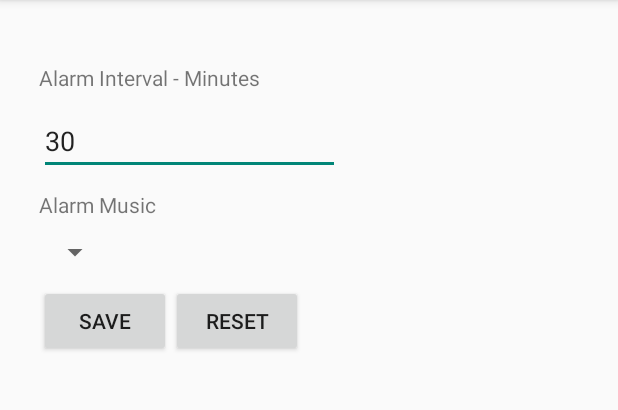
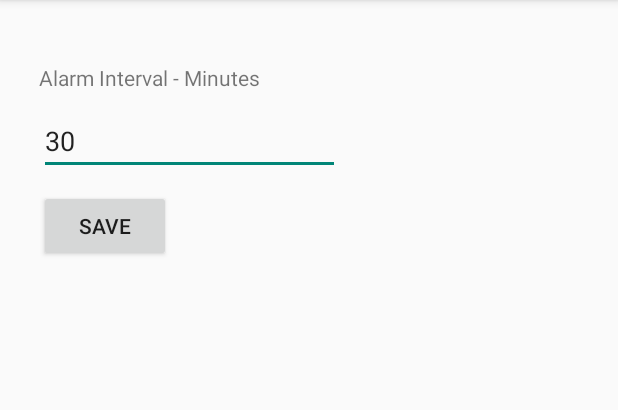
Before and after one commit to marceloMiotto/LowerBackPain, an Android app: the SettingsActivity screen opened directly, with no data from a screen before it, on a phone screen of 412 x 824 dp, the part 84-494 px from its top. Run offline under Robolectric (Android 15) with nearby library versions, the phone set to English and light mode, and no system bars.

Commit message:
Version 1.1

```diff
--- a/app/src/main/AndroidManifest.xml
+++ b/app/src/main/AndroidManifest.xml
@@ -3,6 +3,7 @@
     package="com.lowerback.lowerback" >
 
     <uses-permission android:name="android.permission.WAKE_LOCK" />
+    <uses-permission android:name="android.permission.READ_EXTERNAL_STORAGE"/>
 
     <application
         android:allowBackup="true"
--- a/app/src/main/java/com/lowerback/lowerback/SettingsActivity.java
+++ b/app/src/main/java/com/lowerback/lowerback/SettingsActivity.java
@@ -4,21 +4,18 @@ import android.content.SharedPreferences;
 import android.os.Bundle;
 import android.support.v7.app.AppCompatActivity;
 import android.support.v7.widget.Toolbar;
-import android.util.Log;
 import android.view.View;
+import android.widget.AdapterView;
 import android.widget.Button;
 import android.widget.EditText;
-import android.widget.Spinner;
 import android.widget.Toast;
 
-public class SettingsActivity extends AppCompatActivity implements View.OnClickListener {
+public class SettingsActivity extends AppCompatActivity implements View.OnClickListener, AdapterView.OnItemSelectedListener {
 
     EditText mAlarmIntervalEditText;
     private  Toolbar toolbar;
     String   mDefaultMusic;
     Button   mSaveButton;
-    Button   mResetButton;
-    Spinner  mMusicSpinner;
 
 
     @Override
@@ -41,18 +38,14 @@ public class SettingsActivity extends AppCompatActivity implements View.OnClickL
 
         mAlarmIntervalEditText = (EditText) findViewById(R.id.alarm_interval_EditText);
         mSaveButton   = (Button)   findViewById(R.id.save_id);
-        mResetButton  = (Button)   findViewById(R.id.reset_id);
-        mMusicSpinner = (Spinner)  findViewById(R.id.music_spinner);
 
         mSaveButton.setOnClickListener(this);
-        mResetButton.setOnClickListener(this);
         final SharedPreferences sharedPref = this.getSharedPreferences(
                 this.getString(R.string.alarm_interval_key_pref), this.MODE_PRIVATE);
         String alarmIntervalPref  = sharedPref.getString(this.getString(R.string.alarm_interval_alarm_interval_pref)
                 , this.getString(R.string.alarm_interval_default));
 
         mAlarmIntervalEditText.setText(alarmIntervalPref);
-
 
     }
 
@@ -65,21 +58,27 @@ public class SettingsActivity extends AppCompatActivity implements View.OnClickL
 
         switch (v.getId()){
             case R.id.save_id:
-                editor.putString(getString(R.string.alarm_music_pref),String.valueOf(mMusicSpinner.getSelectedItem()));
                 editor.putString(getString(R.string.alarm_interval_alarm_interval_pref),  mAlarmIntervalEditText.getText().toString());
                 editor.commit();
                 Toast.makeText(SettingsActivity.this,getResources().getText(R.string.alarm_interval_saved), Toast.LENGTH_SHORT).show();
                 break;
 
-            case R.id.reset_id:
-                mDefaultMusic = "android.resource://"+ this.getPackageName() + "/" + R.raw.kalimba;
-                Log.i("Debug","path: "+mDefaultMusic);
-                mAlarmIntervalEditText.setText(getString(R.string.alarm_interval_default));
-                mMusicSpinner.setSelection(1);
-                Toast.makeText(SettingsActivity.this,getResources().getText(R.string.default_alarm_values), Toast.LENGTH_SHORT).show();
-                break;
-
         }
 
     }
+
+    @Override
+    public void onItemSelected(AdapterView<?> parent, View view, int position, long id) {
+        // On selecting a spinner item
+        String item = parent.getItemAtPosition(position).toString();
+
+        // Showing selected spinner item
+        Toast.makeText(parent.getContext(), "Selected: " + item, Toast.LENGTH_LONG).show();
+
+    }
+
+    @Override
+    public void onNothingSelected(AdapterView<?> parent) {
+
+    }
 }
--- a/app/src/main/res/layout/activity_settings.xml
+++ b/app/src/main/res/layout/activity_settings.xml
@@ -32,20 +32,6 @@
             android:layout_marginLeft="@dimen/settings_fields_margin"/>
 
 
-        <TextView
-            android:layout_width="wrap_content"
-            android:layout_height="wrap_content"
-            android:text="@string/alarm_music"
-            android:layout_margin="@dimen/settings_fields_margin"/>
-
-        <Spinner
-            android:layout_width="wrap_content"
-            android:layout_height="wrap_content"
-            android:id="@+id/music_spinner"
-            android:layout_marginLeft="@dimen/settings_fields_margin"
-            >
-
-        </Spinner>
 
         <LinearLayout
             android:layout_width="match_parent"
@@ -60,13 +46,7 @@
                 android:clickable="true"
                 android:id="@+id/save_id"
                 />
-            <Button
-                android:layout_width="wrap_content"
-                android:layout_height="wrap_content"
-                android:text="@string/button_reset_label"
-                android:clickable="true"
-                android:id="@+id/reset_id"
-                />
+
         </LinearLayout>
     </LinearLayout>
 </RelativeLayout>
```
